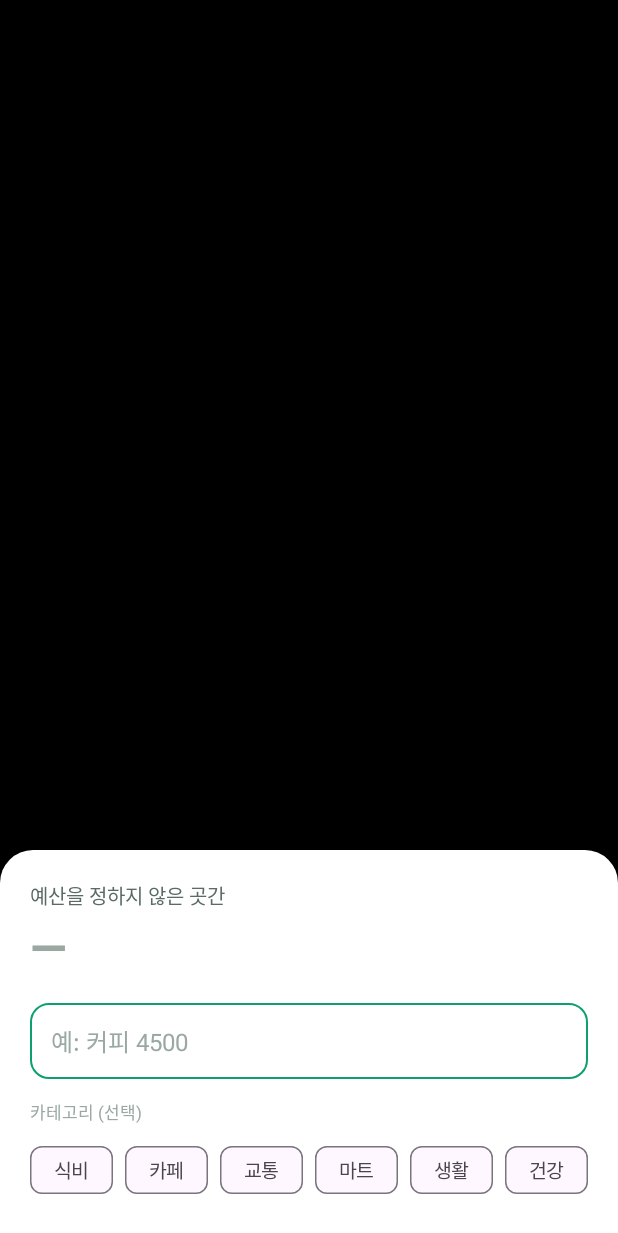
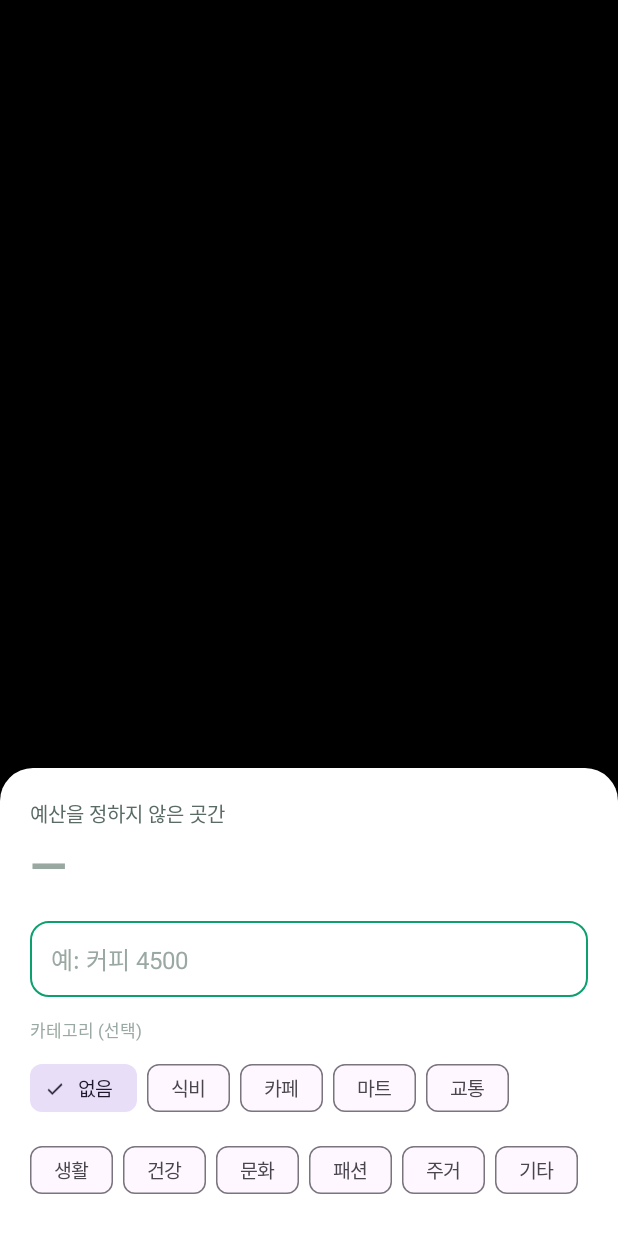
Before and after one commit to Jaehito/Calc, an Android app built with Jetpack Compose: the screen it shows after launch (QuickInputActivity), after a tap on "기록하기", on a phone screen of 412 x 824 dp. Shown: the top 1233 px of the screen. Run offline under Robolectric (Android 15) with nearby library versions, the phone set to English and light mode, and no system bars; pictures from the network do not load.

Commit message:
빠른 입력에 카테고리 자동 분류 추가 — 여백을 살린 여러 줄 칩
이름을 적으면 낱말을 보고 카테고리를 짐작해 칩을 자동으로 켠다(네트워크·LLM 없음,
잠금화면에서 타이핑 즉시 반응해야 하므로 키워드 규칙만 쓴다). 기본은 «없음», 예를 들어
"커피"를 적으면 «카페»가 자동으로 켜진다. 사용자가 칩을 직접 누르면 그 뒤로는 자동이
끼어들지 않는다 — 스스로 고른 걸 되돌리면 안 되기 때문이다.

- CategoryClassifier: 카테고리 열 개에 고정된 키워드 규칙(순수 함수, 단위 테스트로 고정).
  사용자가 설정에서 칩 이름을 바꾸면 그 규칙은 조용히 꺼진다(칩 목록에 없으면 추천 안 함).
  «기타»는 규칙이 없다 — 무엇이든 기타로 미는 건 분류가 아니다.
- Categories.DEFAULT를 8개에서 10개로(패션·주거 추가) — 자동 분류 규칙과 맞춘다.
- 칩 배치를 한 줄 가로 스크롤에서 여러 줄 wrap으로 바꿨다. 입력 시트 아래 여백이 넉넉해
  한눈에 다 보이는 편이 고르기 쉽다. «없음» 칩을 맨 앞에 두고 기본 선택으로 한다.
- 칩에 View.generateViewId()로 id를 준다 — 이전 코드는 id가 없어(NO_ID) 체크된 칩을
  findViewById로 찾을 수 없었다(항상 null → 카테고리 값이 항상 빈 문자열이 되는 잠재
  버그). 이번에 함께 고쳤다.

Co-Authored-By: Claude Sonnet 5 <noreply@anthropic.com>
Claude-Session: https://claude.ai/code/session_017CGuWc3maZ1tRicj72t4pg

```diff
--- a/android/app/src/main/java/com/calc/expense/Categories.kt
+++ b/android/app/src/main/java/com/calc/expense/Categories.kt
@@ -9,8 +9,13 @@ package com.calc.expense
  */
 object Categories {
 
-    /** 처음 주는 기본 목록. 자주 쓰는 순으로. */
-    val DEFAULT: List<String> = listOf("식비", "카페", "교통", "마트", "생활", "건강", "문화", "기타")
+    /**
+     * 처음 주는 기본 목록. 자주 쓰는 순으로.
+     *
+     * [CategoryClassifier] 의 키워드 규칙은 이 열 개 이름을 그대로 가리킨다 — 사용자가 설정에서
+     * 이름을 바꾸면 그 칩은 더 이상 자동 분류 대상이 아니게 된다(수동으로만 고를 수 있다).
+     */
+    val DEFAULT: List<String> = listOf("식비", "카페", "마트", "교통", "생활", "건강", "문화", "패션", "주거", "기타")
 
     /** 칩 하나의 이름 길이 상한. 칩이 한 줄에서 가로로 스크롤되므로 너무 길면 읽기 나쁘다. */
     const val MAX_NAME_LENGTH = 12
--- a/android/app/src/main/java/com/calc/expense/QuickInputActivity.kt
+++ b/android/app/src/main/java/com/calc/expense/QuickInputActivity.kt
@@ -2,6 +2,8 @@ package com.calc.expense
 
 import android.os.Build
 import android.os.Bundle
+import android.text.Editable
+import android.text.TextWatcher
 import android.view.View
 import android.view.WindowManager
 import android.view.inputmethod.EditorInfo
@@ -12,6 +14,7 @@ import androidx.core.view.WindowCompat
 import androidx.core.view.WindowInsetsCompat
 import androidx.core.view.updatePadding
 import com.calc.expense.databinding.ActivityQuickInputBinding
+import com.google.android.material.chip.Chip
 import java.time.LocalDate
 import java.time.LocalTime
 import java.util.concurrent.Executors
@@ -32,6 +35,11 @@ import java.util.concurrent.Executors
  */
 class QuickInputActivity : AppCompatActivity() {
 
+    private companion object {
+        /** «없음» 칩의 표시 이름. 실제 카테고리 값(노션에 쓰는 값)은 빈 문자열이다. */
+        const val CATEGORY_NONE = "없음"
+    }
+
     private lateinit var ui: ActivityQuickInputBinding
     private val io = Executors.newSingleThreadExecutor()
 
@@ -41,6 +49,15 @@ class QuickInputActivity : AppCompatActivity() {
 
     /** 지금 고른 카테고리. 안 고르면 빈 문자열. 다음 입력까지 유지된다. */
     private var selectedCategory: String = ""
+
+    /** 칩 표시 목록(«없음» 포함, 맨 앞). [CategoryClassifier] 는 이 안에서만 고른다. */
+    private var categoryLabels: List<String> = emptyList()
+
+    /** 사용자가 칩을 직접 눌렀는지. 누르고 나면 그 뒤로는 자동 분류가 끼어들지 않는다. */
+    private var manualCategoryOverride: Boolean = false
+
+    /** 코드로 칩 체크를 바꾸는 동안, 그 변화가 «사용자가 눌렀다» 로 오인되지 않게 막는다. */
+    private var suppressCategoryListener: Boolean = false
 
     /** 이 화면을 연 뒤로 기록한 건수. 결과 줄에 «2건째» 를 붙일지 정한다. */
     private var recorded: Int = 0
@@ -168,26 +185,68 @@ class QuickInputActivity : AppCompatActivity() {
     }
 
     /**
-     * 카테고리 칩을 목록대로 만든다. 하나만 고를 수 있고, 다시 누르면 해제된다(카테고리 없음).
-     * 목록은 앱이 갖는다(설정에서 편집) — 잠금화면에서 네트워크 없이 바로 그린다.
+     * 카테고리 칩을 만든다. «없음» 이 맨 앞이고 기본 선택이다. 목록은 앱이 갖는다
+     * (설정에서 편집) — 잠금화면에서 네트워크 없이 바로 그린다.
+     *
+     * 이름을 입력하면 [CategoryClassifier] 가 낱말을 보고 짐작해 칩을 자동으로 켠다
+     * (네트워크·LLM 없음). 사용자가 칩을 직접 누르면 [manualCategoryOverride] 가 서서
+     * 그 뒤로는 자동이 끼어들지 않는다 — 스스로 고른 걸 되돌리면 안 되기 때문이다.
+     *
+     * 각 칩에 [View.generateViewId] 로 id 를 준다. id 가 없으면(NO_ID) `findViewById` 가
+     * 항상 null 을 돌려줘 어느 칩이 눌렸는지 알 수 없다.
      */
     private fun setUpCategories() {
-        val categories: List<String> = CategoryStore.load(this)
+        categoryLabels = listOf(CATEGORY_NONE) + CategoryStore.load(this)
         ui.groupCategory.removeAllViews()
-        for (name in categories) {
-            val chip: com.google.android.material.chip.Chip =
-                layoutInflater.inflate(R.layout.item_category_chip, ui.groupCategory, false)
-                    as com.google.android.material.chip.Chip
-            chip.text = name
+
+        for (label in categoryLabels) {
+            val chip: Chip =
+                layoutInflater.inflate(R.layout.item_category_chip, ui.groupCategory, false) as Chip
+            chip.id = View.generateViewId()
+            chip.text = label
+            chip.isChecked = label == CATEGORY_NONE
             ui.groupCategory.addView(chip)
         }
-        ui.groupCategory.setOnCheckedStateChangeListener { group, checkedIds ->
-            selectedCategory = if (checkedIds.isEmpty()) {
-                ""
-            } else {
-                group.findViewById<com.google.android.material.chip.Chip>(checkedIds.first())
-                    ?.text?.toString().orEmpty()
+
+        ui.groupCategory.setOnCheckedStateChangeListener { _, checkedIds ->
+            if (suppressCategoryListener) return@setOnCheckedStateChangeListener
+            manualCategoryOverride = true
+            selectedCategory = categoryValueOf(checkedIds.firstOrNull())
+        }
+
+        ui.inputExpense.addTextChangedListener(object : TextWatcher {
+            override fun beforeTextChanged(s: CharSequence?, start: Int, count: Int, after: Int) {}
+            override fun onTextChanged(s: CharSequence?, start: Int, before: Int, count: Int) {}
+            override fun afterTextChanged(s: Editable?) {
+                if (manualCategoryOverride) return
+                applyAutoCategory(s?.toString().orEmpty())
             }
+        })
+    }
+
+    /** 체크된 칩 id 를 실제 카테고리 값으로. «없음» 이면 빈 문자열(카테고리 없음)이다. */
+    private fun categoryValueOf(checkedId: Int?): String {
+        if (checkedId == null) return ""
+        val label: String = ui.groupCategory.findViewById<Chip>(checkedId)?.text?.toString().orEmpty()
+        return if (label == CATEGORY_NONE) "" else label
+    }
+
+    /** [text] 에서 카테고리를 짐작해 칩을 켠다. 사용자가 아직 손대지 않았을 때만 불린다. */
+    private fun applyAutoCategory(text: String) {
+        val guess: String? = CategoryClassifier.classify(text, categoryLabels)
+        selectChip(guess ?: CATEGORY_NONE)
+        selectedCategory = guess.orEmpty()
+    }
+
+    /** [label] 이름의 칩을 켠다. 이 호출로는 [manualCategoryOverride] 가 서지 않는다. */
+    private fun selectChip(label: String) {
+        for (i in 0 until ui.groupCategory.childCount) {
+            val chip: Chip = ui.groupCategory.getChildAt(i) as? Chip ?: continue
+            if (chip.text.toString() != label) continue
+            suppressCategoryListener = true
+            ui.groupCategory.check(chip.id)
+            suppressCategoryListener = false
+            return
         }
     }
 
--- a/android/app/src/main/res/layout/activity_quick_input.xml
+++ b/android/app/src/main/res/layout/activity_quick_input.xml
@@ -73,20 +73,20 @@
             android:textColor="@color/app_muted"
             android:textSize="11sp" />
 
-        <HorizontalScrollView
+        <!--
+            여러 줄로 펼친다(singleLine=false) — 시트 아래 여백이 넉넉해 가로 스크롤보다
+            한눈에 다 보이는 편이 고르기 쉽다. «없음» 칩이 항상 맨 앞(코드에서 addView 순서).
+        -->
+        <com.google.android.material.chip.ChipGroup
+            android:id="@+id/groupCategory"
             android:layout_width="match_parent"
             android:layout_height="wrap_content"
             android:layout_marginTop="6dp"
-            android:scrollbars="none">
-
-            <com.google.android.material.chip.ChipGroup
-                android:id="@+id/groupCategory"
-                android:layout_width="wrap_content"
-                android:layout_height="wrap_content"
-                app:singleLine="true"
-                app:singleSelection="true"
-                app:selectionRequired="false" />
-        </HorizontalScrollView>
+            app:chipSpacingHorizontal="7dp"
+            app:chipSpacingVertical="7dp"
+            app:singleLine="false"
+            app:singleSelection="true"
+            app:selectionRequired="true" />
 
         <com.google.android.material.button.MaterialButtonToggleGroup
             android:id="@+id/groupPurse"
```
Also changed, not shown: android/app/src/main/java/com/calc/expense/CategoryClassifier.kt (added, +63 -0 lines), 1 other file.
